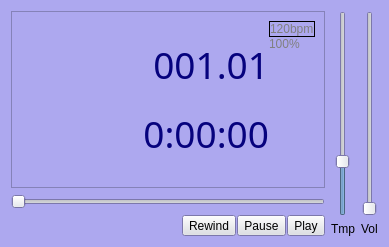
The window that mscore/mscore/playpanel.ui (musescore/musescore-old) describes before a commit, drawn with Qt 5.
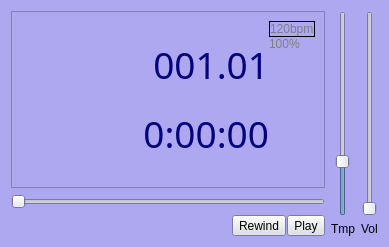
The same window after the commit.

Commit message: -remove pause button

```diff
--- a/mscore/mscore/playpanel.ui
+++ b/mscore/mscore/playpanel.ui
@@ -2623,18 +2623,8 @@
         </widget>
        </item>
        <item>
-        <widget class="QToolButton" name="pauseButton" >
-         <property name="text" >
-          <string>Pause</string>
-         </property>
-         <property name="checkable" >
-          <bool>true</bool>
-         </property>
-        </widget>
-       </item>
-       <item>
-        <widget class="QToolButton" name="playButton" >
-         <property name="text" >
+        <widget class="QToolButton" name="playButton">
+         <property name="text">
           <string>Play</string>
          </property>
          <property name="checkable" >
```
Left out of the diff: 1783 changed lines with no effect on the pictures. The commit also changes 7 other files.
